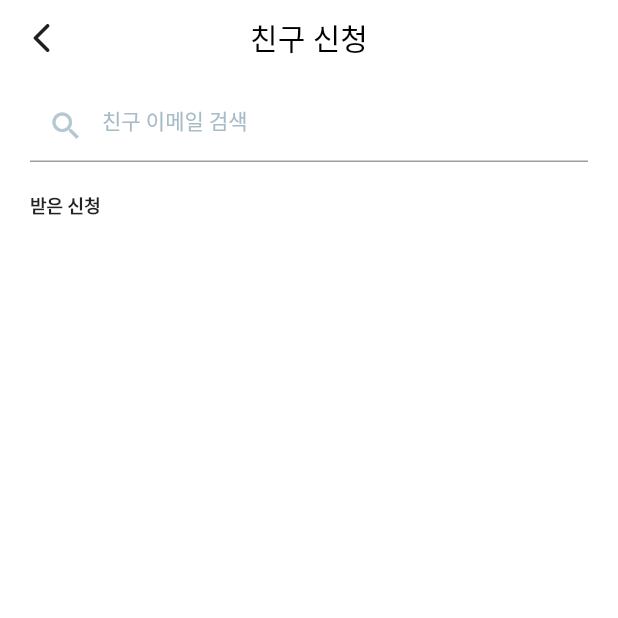
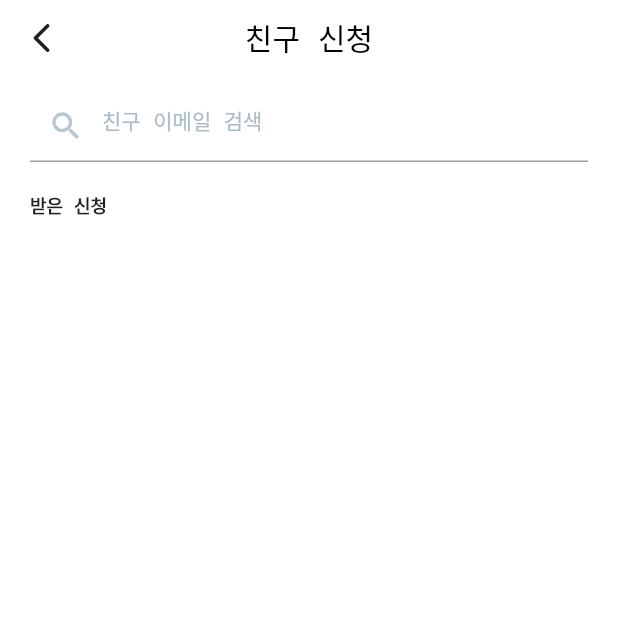
Before and after one commit to Seohyun-Back/rouf_again, a Flutter app: the screen it shows once a user with an empty profile is signed in, in the side drawer, after a tap on "친구 신청", on a phone screen of 412 x 824 dp, the top half of it. Run offline on Flutter 3.47's test engine with Material 2 defaults, Android fonts, the phone set to English and light mode, and no system bars; our stand-ins replace cloud_firestore, firebase_auth, firebase_core, flutter_calendar_carousel, modal_progress_hud_nsn; missing offline and left inert: flutterfire_ui; accounts and stored records are empty; network calls fail; Roboto replaces fonts that are missing (nanum-gothic).

Commit message:
폰트 고침(Mono)

```diff
--- a/lib/main.dart
+++ b/lib/main.dart
@@ -39,7 +39,7 @@ class MyApp extends StatelessWidget {
       debugShowCheckedModeBanner: false,
       theme: ThemeData(
         primarySwatch: primaryGreen,
-        fontFamily: 'nanum-gothic',
+        fontFamily: 'Mono',
       ),
       home: StreamBuilder(
         stream: FirebaseAuth.instance.authStateChanges(),
--- a/lib/screens/friend_status.dart
+++ b/lib/screens/friend_status.dart
@@ -29,9 +29,13 @@ class _FriendStatusState extends State<FriendStatus> {
               builder: (BuildContext context,
                   AsyncSnapshot<QuerySnapshot<Map<String, dynamic>>> snapshot) {
                 if (snapshot.connectionState == ConnectionState.waiting) {
-                  return Center(
-                    child: CircularProgressIndicator(),
+                  return SizedBox(
+                    height: 0,
+                    width: 0,
                   );
+                  // Center(
+                  //   child: CircularProgressIndicator(),
+                  // );
                 }
                 final docs = snapshot.data!.docs;
 
@@ -53,11 +57,22 @@ class _FriendStatusState extends State<FriendStatus> {
                                   snapshot2) {
                             if (snapshot.connectionState ==
                                 ConnectionState.waiting) {
-                              return Center(
-                                child: CircularProgressIndicator(),
+                              return SizedBox(
+                                height: 0,
+                                width: 0,
+                              );
+                              // Center(
+                              //   child: CircularProgressIndicator(),
+                              // );
+                            }
+                            try {
+                              actionKey = snapshot2.data!['statusKey'];
+                            } catch (e) {
+                              return SizedBox(
+                                height: 0,
+                                width: 0,
                               );
                             }
-                            actionKey = snapshot2.data!['statusKey'];
 
                             return Container(
                                 //padding:,
@@ -80,7 +95,7 @@ class _FriendStatusState extends State<FriendStatus> {
                                   docs[index]['name'] +
                                       '는 ' +
                                       globals.action[actionKey],
-                                  style: TextStyle(fontSize: 18)),
+                                  style: TextStyle(fontSize: 16)),
                             ));
                           });
                     },
--- a/lib/screens/main_screen.dart
+++ b/lib/screens/main_screen.dart
@@ -262,20 +262,23 @@ class _MainScreenState extends State<MainScreen> {
               child: Container(
                   child: Column(
                 children: [
+                  SizedBox(
+                    height: 20,
+                  ),
                   Row(
                     crossAxisAlignment: CrossAxisAlignment.start,
                     children: [
-                      Expanded(
-                        flex: 2,
+                      Container(
+                        //flex: 2,
                         child: CircleAvatar(
-                          radius: 50,
+                          radius: 27,
                           backgroundImage: AssetImage('images/profile.jpg'),
                         ),
                       ),
-                      Expanded(
-                        flex: 8,
+                      Container(
+                        //flex: 8,
                         child: Container(
-                          padding: EdgeInsets.fromLTRB(10, 25, 0, 0),
+                          padding: EdgeInsets.fromLTRB(10, 6, 0, 30),
                           child: Column(
                             crossAxisAlignment: CrossAxisAlignment.start,
                             children: [
@@ -293,7 +296,7 @@ class _MainScreenState extends State<MainScreen> {
                                       return Text(
                                         snapshot.data.toString(),
                                         style: TextStyle(
-                                          fontFamily: 'nanum-gothic',
+                                          fontFamily: 'Mono',
                                           fontSize: 20,
                                           fontWeight: FontWeight.w600,
                                         ),
@@ -313,9 +316,9 @@ class _MainScreenState extends State<MainScreen> {
                                     } else {
                                       return Text(snapshot.data.toString(),
                                           style: TextStyle(
-                                            fontFamily: 'nanum-gothic',
+                                            fontFamily: 'Mono',
                                             fontSize: 17,
-                                            fontWeight: FontWeight.w400,
+                                            fontWeight: FontWeight.w300,
                                           ));
                                     }
                                   }),
@@ -335,6 +338,8 @@ class _MainScreenState extends State<MainScreen> {
                         }),
                       );
                     },
+                    child: Container(
+                      padding: EdgeInsets.fromLTRB(7, 0, 0, 0),
                       child: Row(
                           mainAxisAlignment: MainAxisAlignment.start,
                           children: [
@@ -342,7 +347,7 @@ class _MainScreenState extends State<MainScreen> {
                               '친구 ',
                               style: TextStyle(
                                 fontSize: 16,
-                              fontWeight: FontWeight.w600,
+                                fontWeight: FontWeight.w500,
                               ),
                             ),
                             FutureBuilder(
@@ -357,11 +362,12 @@ class _MainScreenState extends State<MainScreen> {
                                     return Text(snapshot.data.toString(),
                                         style: TextStyle(
                                           fontSize: 16,
-                                        fontWeight: FontWeight.w600,
+                                          fontWeight: FontWeight.w500,
                                         ));
                                   }
                                 }),
                           ]),
+                    ),
                   ),
                 ],
               )),
@@ -379,8 +385,8 @@ class _MainScreenState extends State<MainScreen> {
               ),
               title: Text('친구 신청',
                   style: TextStyle(
-                    fontFamily: 'nanum-gothic',
-                    fontWeight: FontWeight.w600,
+                    fontFamily: 'Mono',
+                    fontWeight: FontWeight.w500,
                   )),
               onTap: () {
                 print("친구 is clicked");
@@ -399,8 +405,8 @@ class _MainScreenState extends State<MainScreen> {
               ),
               title: Text('설정',
                   style: TextStyle(
-                    fontFamily: 'nanum-gothic',
-                    fontWeight: FontWeight.w600,
+                    fontFamily: 'Mono',
+                    fontWeight: FontWeight.w500,
                   )),
               onTap: () {
                 print("Setting is clicked");
@@ -413,8 +419,8 @@ class _MainScreenState extends State<MainScreen> {
               ),
               title: Text('로그아웃',
                   style: TextStyle(
-                    fontFamily: 'nanum-gothic',
-                    fontWeight: FontWeight.w600,
+                    fontFamily: 'Mono',
+                    fontWeight: FontWeight.w500,
                   )),
               onTap: () {
                 globals.initGlobals();
@@ -453,7 +459,11 @@ class _MainScreenState extends State<MainScreen> {
                   future: getUID(),
                   builder: (BuildContext context, AsyncSnapshot snapshot) {
                     if (snapshot.hasData == false) {
-                      return CircularProgressIndicator();
+                      return SizedBox(
+                        height: 0,
+                        width: 0,
+                      );
+                      // CircularProgressIndicator();
                     } else if (snapshot.hasError) {
                       return Text(
                         'Error: ${snapshot.error}',
@@ -462,10 +472,6 @@ class _MainScreenState extends State<MainScreen> {
                       return FriendStatus();
                     } //Text(snapshot.data.toString());
                   }),
-            ),
-            SizedBox(
-              height: 5,
-              width: 330,
             ),
             SafeArea(
               child: TaskList(),
--- a/lib/screens/monthly.dart
+++ b/lib/screens/monthly.dart
@@ -56,6 +56,7 @@ class _MonthlyWorkState extends State<MonthlyWork> {
                 ),
               ),
               Container(
+                //리스트뷰 만들 곳
                 padding: EdgeInsets.fromLTRB(20, 18, 20, 20),
                 height: 400,
                 width: 320,
```
Also changed, not shown: pubspec.yaml (+20 -3 lines), fonts/Mono/IBMPlexMono-Bold.ttf (added), fonts/Mono/IBMPlexMono-ExtraLight.ttf (added), fonts/Mono/IBMPlexMono-Light.ttf (added), fonts/Mono/IBMPlexMono-Medium.ttf (added), fonts/Mono/IBMPlexMono-Regular.ttf (added), fonts/Mono/IBMPlexMono-SemiBold.ttf (added). Lines whose indentation alone changed are shown as unchanged.
